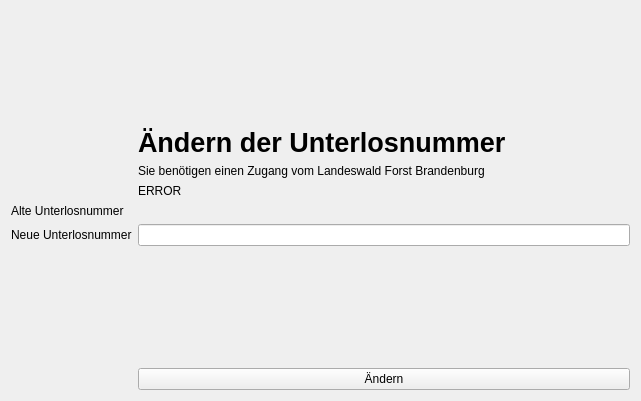
The window that fim/gui/unterlosnr_dialog.ui (b-lack/qgis-fim-plugin) describes before a commit, drawn with Qt 5.
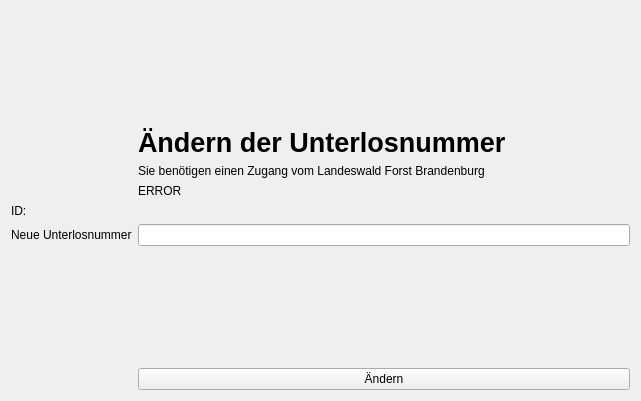
The same window after the commit.

What changed in the file:
```diff
--- a/fim/gui/unterlosnr_dialog.ui
+++ b/fim/gui/unterlosnr_dialog.ui
@@ -77,7 +77,7 @@
      <item row="5" column="0">
       <widget class="QLabel" name="label">
        <property name="text">
-        <string>Alte Unterlosnummer</string>
+        <string>ID:</string>
        </property>
       </widget>
      </item>
```
